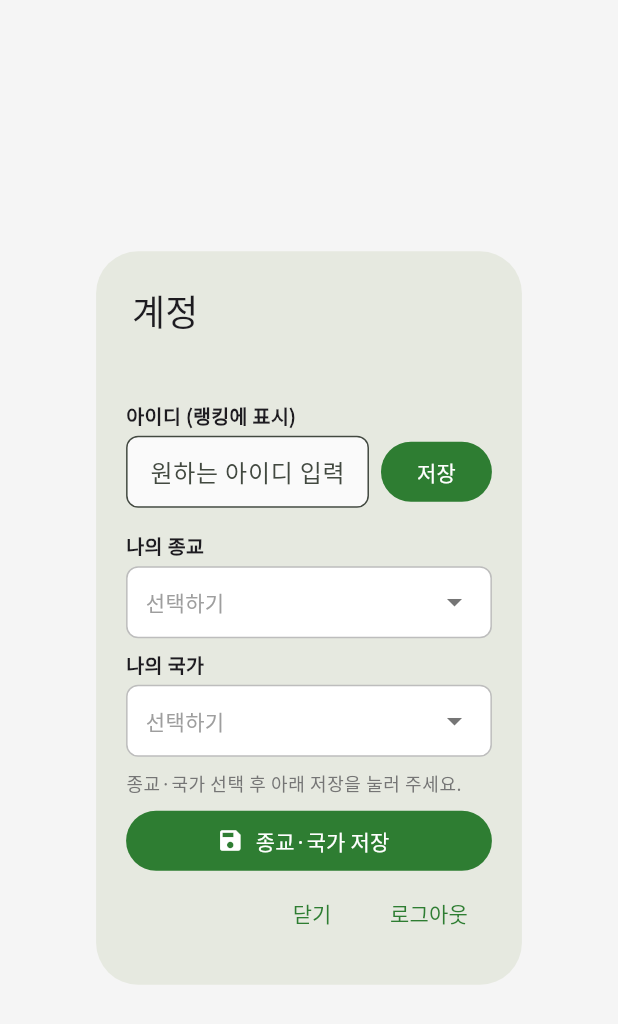
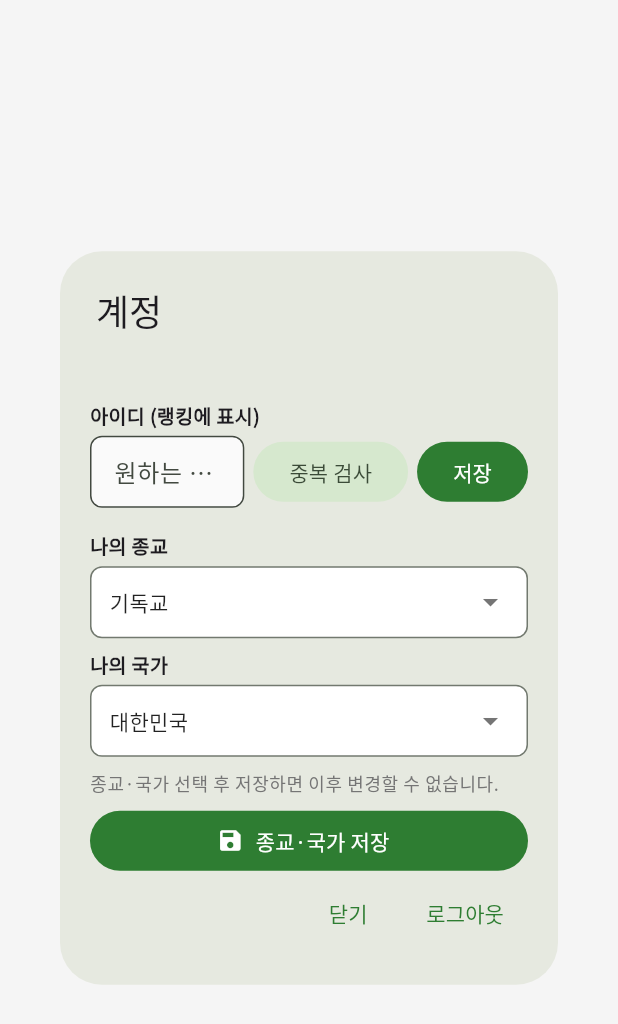
Before and after one commit to kwon0925/kindly-god, a Flutter app: the AccountDialog widget shown alone on an empty page, opened directly, on a phone screen of 412 x 824 dp. Shown: the top 1024 px of the screen. Run offline on Flutter 3.47's test engine with Material 3 defaults, Android fonts, the phone set to English and light mode, and no system bars; our stand-ins replace cloud_firestore, firebase_auth, firebase_core, flutter_riverpod, go_router, google_fonts and 1 more; accounts and stored records are empty.

Commit message:
feat: 집계 문서 추가, 중복검사/프로필잠금/결제 조건
Made-with: Cursor

```diff
--- a/2. 업데이트.txt
+++ b/2. 업데이트.txt
@@ -100,4 +100,42 @@
 
 ---
 
-*위 내용은 2025-03-11 기준 작업 내역을 정리한 것입니다.*
+## 11. 2026년 3월 15일 업데이트
+
+### 11-1. 랭킹·포인트 (Firestore 실시간)
+- **Google 로그인 사용자** 포인트: 계정별뿐 아니라 **종교별·국가별** 랭킹 및 메인 종교 그리드에 반영
+- UserProfileRepository: `getReligionRankingPoints()`, `getCountryRankingPoints()` 추가 (users 컬렉션 집계)
+- **StreamProvider** 사용으로 Firestore 변경 시 자동 반영 (religionPointsFromServerProvider, countryPointsFromServerProvider)
+- ranking_tabs, home_religion_grid: 로컬(테스트) + 서버(Firestore) 포인트 병합 표시
+
+### 11-2. 메인 화면 종교 그리드
+- **상위 8개** 종교만 포인트 순으로 표시
+- **전체보기** 버튼 → `/religions` (AllReligionsScreen)에서 11개 전체 표시
+- HomeReligionGrid: limit 파라미터(기본 8), 전체보기 링크
+
+### 11-3. 게시판 Firebase 연동
+- **활동 소식**: 기존 하드코딩 유지 (관리자용, dummy_board)
+- **게시판**: Firestore `posts` 컬렉션 연동, **댓글** 서브컬렉션
+- 모델: community_post.dart (제목·본문·작성자·익명·commentCount), community_comment.dart
+- BoardRepository: 게시글/댓글 CRUD, 실시간 스트림
+- **글쓰기**: 로그인 사용자만, **아이디명** or **익명** 체크박스 선택
+- 게시글·댓글 목록에 표시 이름: 익명 체크 시 "익명", 미체크 시 서버 저장 아이디명
+- dummy_board_general.dart 삭제, 라우트: /board-write (글쓰기)
+
+### 11-4. UI·버튼·레이아웃 수정
+- **게시글 작성**: 게시하기 버튼 **하단 고정** (board_write_form.dart 분리)
+- **게시하기 버튼**: Teal 색상으로 구분 (board_button_style.dart)
+- **활동 상세** 이미지: PC에서 잘리지 않도록 BoxFit.contain, PC 시 높이 360 (activity_detail_hero.dart)
+- **랭킹 탭**: 이름·포인트 글씨 PC에서 잘림 방지 (overflow: ellipsis, 포인트 영역 56px)
+
+### 11-5. 파일 구조 추가
+- lib/models: community_post, community_comment
+- lib/repository: board_repository
+- lib/state: board_provider
+- lib/widgets: activity_detail_hero, board_write_form, board_button_style
+- lib/screens: board_write_screen, all_religions_screen
+- Firestore 규칙: posts(읽기 전체, 생성 로그인, 삭제 본인), posts/{id}/comments 동일
+
+---
+
+*위 내용은 2025-03-11 기준 작성 후, 2026-03-15 업데이트를 반영한 것입니다.*
--- a/lib/widgets/account_dialog.dart
+++ b/lib/widgets/account_dialog.dart
@@ -30,6 +30,8 @@ class _AccountDialogState extends ConsumerState<AccountDialog> {
   String? _idError;
   bool _idSaving = false;
   bool _savingReligionCountry = false;
+  bool _checkingDuplicate = false;
+  CheckDisplayNameResult? _duplicateCheckResult;
 
   @override
   void dispose() {
@@ -57,6 +59,29 @@ class _AccountDialogState extends ConsumerState<AccountDialog> {
     } else {
       setState(() => _error = result.message);
     }
+  }
+
+  Future<void> _checkDuplicate(String name) async {
+    if (name.trim().isEmpty) {
+      setState(() {
+        _duplicateCheckResult = CheckDisplayNameResult.empty;
+        _idError = '아이디를 입력해 주세요.';
+      });
+      return;
+    }
+    setState(() {
+      _checkingDuplicate = true;
+      _idError = null;
+      _duplicateCheckResult = null;
+    });
+    final result = await UserProfileRepository.checkDisplayNameAvailable(name);
+    if (!mounted) return;
+    setState(() {
+      _checkingDuplicate = false;
+      _duplicateCheckResult = result;
+      if (result == CheckDisplayNameResult.duplicate) _idError = '이미 사용 중인 아이디입니다.';
+      if (result == CheckDisplayNameResult.empty) _idError = '아이디를 입력해 주세요.';
+    });
   }
 
   void _pickReligion(BuildContext context) {
@@ -160,9 +185,10 @@ class _AccountDialogState extends ConsumerState<AccountDialog> {
     try {
       await UserProfileRepository.updateReligion(uid, rid);
       await UserProfileRepository.updateCountry(uid, cid);
+      await UserProfileRepository.lockProfile(uid);
       if (mounted) {
         ScaffoldMessenger.of(context).showSnackBar(
-          const SnackBar(content: Text('종교·국가가 저장되었습니다. 기부 시 랭킹에 반영됩니다.')),
+          const SnackBar(content: Text('설정이 완료되었습니다. 아이디·종교·국가는 변경할 수 없습니다.')),
         );
       }
     } catch (e) {
@@ -191,13 +217,17 @@ class _AccountDialogState extends ConsumerState<AccountDialog> {
           }
         });
       }
-      final religionName = testState.selectedReligionId != null
-          ? defaultReligions.firstWhere((r) => r.id == testState.selectedReligionId, orElse: () => defaultReligions.first).name
+      final rid = profile?.religionId ?? testState.selectedReligionId;
+      final cid = profile?.countryId ?? testState.selectedCountryId;
+      final religionName = rid != null
+          ? defaultReligions.firstWhere((r) => r.id == rid, orElse: () => defaultReligions.first).name
           : null;
-      final countryName = testState.selectedCountryId != null
-          ? defaultCountries.firstWhere((c) => c.id == testState.selectedCountryId, orElse: () => defaultCountries.first).name
+      final countryName = cid != null
+          ? defaultCountries.firstWhere((c) => c.id == cid, orElse: () => defaultCountries.first).name
           : null;
+      final locked = profile?.profileLocked ?? false;
       final maxH = MediaQuery.sizeOf(context).height * 0.55 - 20;
+
       return AlertDialog(
         title: const Text('계정'),
         contentPadding: const EdgeInsets.fromLTRB(20, 16, 20, 0),
@@ -209,6 +239,29 @@ class _AccountDialogState extends ConsumerState<AccountDialog> {
               crossAxisAlignment: CrossAxisAlignment.start,
               children: [
                 Text(user.email ?? '로그인됨', style: Theme.of(context).textTheme.bodySmall?.copyWith(color: Colors.grey.shade700)),
+                if (locked) ...[
+                  const SizedBox(height: 10),
+                  Container(
+                    padding: const EdgeInsets.symmetric(horizontal: 12, vertical: 10),
+                    decoration: BoxDecoration(
+                      color: Colors.amber.shade50,
+                      borderRadius: BorderRadius.circular(8),
+                      border: Border.all(color: Colors.amber.shade200),
+                    ),
+                    child: Row(
+                      children: [
+                        Icon(Icons.lock, size: 18, color: Colors.amber.shade800),
+                        const SizedBox(width: 8),
+                        Expanded(
+                          child: Text(
+                            '한 번 설정된 아이디·종교·국가는 변경할 수 없습니다.',
+                            style: TextStyle(fontSize: 12, color: Colors.amber.shade900),
+                          ),
+                        ),
+                      ],
+                    ),
+                  ),
+                ],
                 const SizedBox(height: 12),
                 const Text('아이디 (랭킹에 표시)', style: TextStyle(fontWeight: FontWeight.w600, fontSize: 13)),
                 const SizedBox(height: 4),
@@ -218,21 +271,36 @@ class _AccountDialogState extends ConsumerState<AccountDialog> {
                     Expanded(
                       child: TextField(
                         controller: _displayNameController,
+                        readOnly: locked,
                         decoration: InputDecoration(
                           hintText: '원하는 아이디 입력',
                           isDense: true,
                           errorText: _idError,
                           border: OutlineInputBorder(borderRadius: BorderRadius.circular(8)),
                         ),
-                        onSubmitted: (_) => _saveDisplayName(user.uid),
+                        onSubmitted: locked ? null : (_) => _saveDisplayName(user.uid),
                       ),
                     ),
-                    const SizedBox(width: 8),
+                    if (!locked) ...[
+                      const SizedBox(width: 6),
+                      FilledButton.tonal(
+                        onPressed: _checkingDuplicate ? null : () => _checkDuplicate(_displayNameController.text),
+                        child: _checkingDuplicate
+                            ? const SizedBox(width: 18, height: 18, child: CircularProgressIndicator(strokeWidth: 2))
+                            : const Text('중복 검사'),
+                      ),
+                      const SizedBox(width: 6),
                       FilledButton(
                         onPressed: _idSaving ? null : () => _saveDisplayName(user.uid),
                         child: _idSaving ? const SizedBox(width: 20, height: 20, child: CircularProgressIndicator(strokeWidth: 2)) : const Text('저장'),
                       ),
                     ],
+                  ],
+                ),
+                if (!locked && _duplicateCheckResult == CheckDisplayNameResult.available)
+                  Padding(
+                    padding: const EdgeInsets.only(top: 4),
+                    child: Text('사용 가능한 아이디입니다.', style: TextStyle(fontSize: 12, color: Theme.of(context).colorScheme.primary)),
                   ),
                 if (_idError != null) const SizedBox(height: 4),
                 const SizedBox(height: 16),
@@ -241,7 +309,8 @@ class _AccountDialogState extends ConsumerState<AccountDialog> {
                 _SelectField(
                   value: religionName,
                   hint: '선택하기',
-                  onTap: () => _pickReligion(context),
+                  onTap: locked ? null : () => _pickReligion(context),
+                  enabled: !locked,
                 ),
                 const SizedBox(height: 8),
                 const Text('나의 국가', style: TextStyle(fontWeight: FontWeight.w600, fontSize: 13)),
@@ -249,10 +318,12 @@ class _AccountDialogState extends ConsumerState<AccountDialog> {
                 _SelectField(
                   value: countryName,
                   hint: '선택하기',
-                  onTap: () => _pickCountry(context),
+                  onTap: locked ? null : () => _pickCountry(context),
+                  enabled: !locked,
                 ),
+                if (!locked) ...[
                   const SizedBox(height: 10),
-                Text('종교·국가 선택 후 아래 저장을 눌러 주세요.', style: Theme.of(context).textTheme.bodySmall?.copyWith(color: Colors.grey.shade600)),
+                  Text('종교·국가 선택 후 저장하면 이후 변경할 수 없습니다.', style: Theme.of(context).textTheme.bodySmall?.copyWith(color: Colors.grey.shade600)),
                   const SizedBox(height: 6),
                   SizedBox(
                     width: double.infinity,
@@ -264,6 +335,7 @@ class _AccountDialogState extends ConsumerState<AccountDialog> {
                       label: Text(_savingReligionCountry ? '저장 중...' : '종교·국가 저장'),
                     ),
                   ),
+                ],
               ],
             ),
           ),
@@ -377,19 +449,27 @@ class _AccountDialogState extends ConsumerState<AccountDialog> {
 class _SelectField extends StatelessWidget {
   final String? value;
   final String hint;
-  final VoidCallback onTap;
+  final VoidCallback? onTap;
+  final bool enabled;
 
-  const _SelectField({required this.value, required this.hint, required this.onTap});
+  const _SelectField({
+    required this.value,
+    required this.hint,
+    this.onTap,
+    this.enabled = true,
+  });
 
   @override
   Widget build(BuildContext context) {
     return InkWell(
-      onTap: onTap,
+      onTap: enabled && onTap != null ? onTap : null,
       borderRadius: BorderRadius.circular(8),
+      child: Opacity(
+        opacity: enabled ? 1 : 0.6,
         child: Container(
           padding: const EdgeInsets.symmetric(vertical: 11, horizontal: 12),
           decoration: BoxDecoration(
-          color: Colors.white,
+            color: enabled ? Colors.white : Colors.grey.shade100,
             border: Border.all(
               color: value != null
                   ? Theme.of(context).colorScheme.outline
@@ -411,6 +491,7 @@ class _SelectField extends StatelessWidget {
             ],
           ),
         ),
+      ),
     );
   }
 }
```
Also changed, not shown: lib/repository/user_profile_repository.dart (+75 -11 lines), lib/screens/support_screen.dart (+19 -1 lines), 4 other files. Lines whose indentation alone changed are shown as unchanged.
